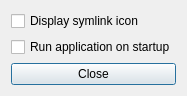
First picture: the form in settings.ui, repository FrankMamuda/iconboard, before the edit.
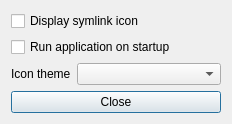
Second picture: the form after the edit.

The edit to the form file:
```diff
--- a/settings.ui
+++ b/settings.ui
@@ -6,29 +6,39 @@
    <rect>
     <x>0</x>
     <y>0</y>
-    <width>167</width>
-    <height>87</height>
+    <width>232</width>
+    <height>113</height>
    </rect>
   </property>
   <property name="windowTitle">
    <string>Settings</string>
   </property>
-  <layout class="QVBoxLayout" name="verticalLayout">
-   <item>
+  <layout class="QFormLayout" name="formLayout">
+   <item row="0" column="0" colspan="2">
     <widget class="QCheckBox" name="displaySymlinkIcon">
      <property name="text">
       <string>Display symlink icon</string>
      </property>
     </widget>
    </item>
-   <item>
+   <item row="1" column="0" colspan="2">
     <widget class="QCheckBox" name="runOnStartup">
      <property name="text">
       <string>Run application on startup</string>
      </property>
     </widget>
    </item>
-   <item>
+   <item row="2" column="0">
+    <widget class="QLabel" name="label">
+     <property name="text">
+      <string>Icon theme</string>
+     </property>
+    </widget>
+   </item>
+   <item row="2" column="1">
+    <widget class="QComboBox" name="iconTheme"/>
+   </item>
+   <item row="3" column="0" colspan="2">
     <widget class="QPushButton" name="closeButton">
      <property name="text">
       <string>Close</string>
```
